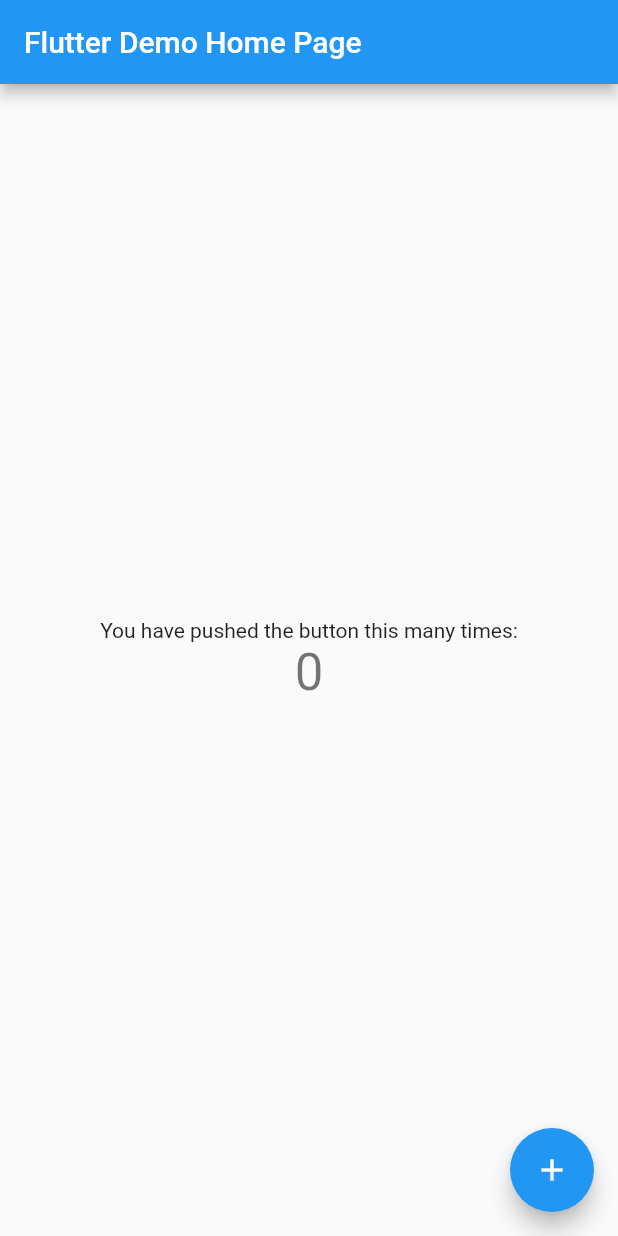
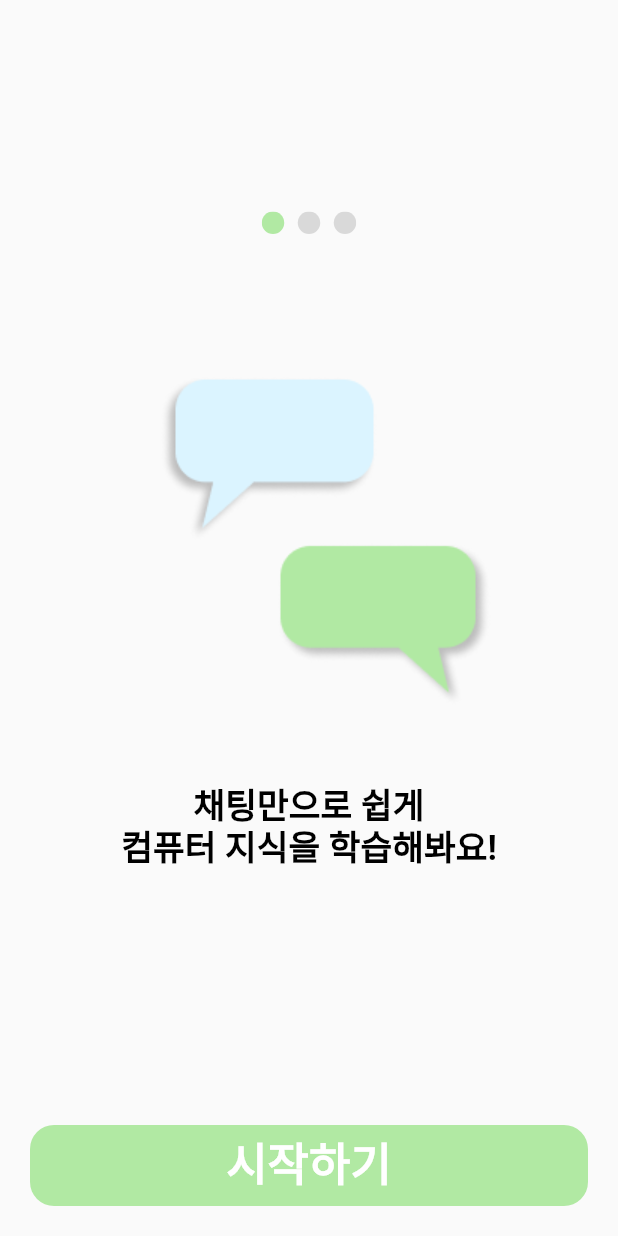
Before and after one commit to Learnable-capstone/Learnable-FE, a Flutter app: the screen it shows after launch, on a phone screen of 412 x 824 dp. Run offline on Flutter 3.47's test engine with Material 2 defaults, Android fonts, the phone set to English and light mode, and no system bars; our stand-ins replace flutter_svg.

Commit message:
tutorial_screen

```diff
--- /dev/null
+++ b/lib/const/button_style.dart
@@ -0,0 +1,95 @@
+import 'package:flutter/material.dart';
+
+import 'colors.dart';
+
+
+class MyButtonStyle {
+  static ButtonStyle nextButtonStyle = ButtonStyle(
+    shape: MaterialStatePropertyAll<RoundedRectangleBorder>(
+      RoundedRectangleBorder(
+        borderRadius: BorderRadius.circular(16.0),
+      ),
+    ),
+    backgroundColor: MaterialStatePropertyAll(MyColors.green900),
+  );
+
+  static ButtonStyle nextButtonStyleDisabled = ButtonStyle(
+    shape: MaterialStatePropertyAll<RoundedRectangleBorder>(
+      RoundedRectangleBorder(
+        borderRadius: BorderRadius.circular(16.0),
+      ),
+    ),
+    backgroundColor: MaterialStatePropertyAll(MyColors.blue100),
+  );
+
+  static ButtonStyle roleSelectButtonEnabled = ButtonStyle(
+    shape: MaterialStatePropertyAll<RoundedRectangleBorder>(
+      RoundedRectangleBorder(
+        borderRadius: BorderRadius.circular(16.0),
+        side: BorderSide(width: 1, color: MyColors.blue500),
+      ),
+    ),
+  );
+
+  static ButtonStyle roleSelectButtonDisabled = ButtonStyle(
+    shape: MaterialStatePropertyAll<RoundedRectangleBorder>(
+      RoundedRectangleBorder(
+        borderRadius: BorderRadius.circular(16.0),
+        side: BorderSide(width: 1, color: MyColors.gray300),
+      ),
+    ),
+  );
+
+  static ButtonStyle categoryUnselectedButton = ButtonStyle(
+    shape: MaterialStatePropertyAll<RoundedRectangleBorder>(
+      RoundedRectangleBorder(
+        borderRadius: BorderRadius.circular(16.0),
+        side: BorderSide(width: 1, color: MyColors.white),
+      ),
+    ),
+  );
+
+  static ButtonStyle categorySelectedButton = ButtonStyle(
+    shape: MaterialStatePropertyAll<RoundedRectangleBorder>(
+      RoundedRectangleBorder(
+        borderRadius: BorderRadius.circular(16.0),
+        side: BorderSide(width: 1, color: MyColors.white),
+      ),
+    ),
+    backgroundColor: MaterialStatePropertyAll(Colors.white.withOpacity(0.2)),
+  );
+
+  static ButtonStyle whiteBorder12 = ButtonStyle(
+    shape: MaterialStatePropertyAll<RoundedRectangleBorder>(
+      RoundedRectangleBorder(
+        borderRadius: BorderRadius.circular(12.0),
+        side: BorderSide(width: 1, color: MyColors.white),
+      ),
+    ),
+  );
+
+  static ButtonStyle jobUnSelectButtonEnabled = ButtonStyle(
+    shape: MaterialStatePropertyAll<RoundedRectangleBorder>(
+      RoundedRectangleBorder(
+        borderRadius: BorderRadius.circular(16.0),
+        side: BorderSide(width: 1, color: MyColors.gray300),
+      ),
+    ),
+  );
+
+  static ButtonStyle jobSelectButtonEnabled = ButtonStyle(
+    shape: MaterialStatePropertyAll<RoundedRectangleBorder>(
+      RoundedRectangleBorder(
+        borderRadius: BorderRadius.circular(16.0),
+        side: BorderSide(width: 1, color: MyColors.blue500),
+      ),
+    ),
+    backgroundColor: MaterialStateProperty.resolveWith<Color>((Set<MaterialState> states) {
+      if (states.contains(MaterialState.pressed)) {
+        return MyColors.blue50.withOpacity(0.5);
+      } else {
+        return MyColors.blue50;
+      }
+    }),
+  );
+}
--- /dev/null
+++ b/lib/const/colors.dart
@@ -0,0 +1,55 @@
+import 'package:flutter/material.dart';
+
+class MyColors {
+  //black 계열
+  static Color black = Colors.black;
+  static Color gray900 = const Color(0xff313132);
+  static Color gray800 = const Color(0xff484849);
+  static Color gray700 = const Color(0xff5F5F60);
+  static Color gray600 = const Color(0xff767677);
+  static Color gray500 = const Color(0xffA3A3A4);
+  static Color gray400 = const Color(0xffD1D1D2);
+  static Color gray300 = const Color(0xffE8E8E9);
+  static Color gray200 = const Color(0xffF1F1F2);
+  static Color gray100 = const Color(0xffF8F8F9);
+  static Color white = Colors.white;
+
+  //green 계열
+  static Color green900 = const Color(0xffB1E9A3);
+  static Color green800 = const Color(0xff001359);
+  static Color green700 = const Color(0xff001D86);
+  static Color green600 = const Color(0xff0026B2);
+  static Color green500 = const Color(0xff0030DF);
+  static Color green400 = const Color(0xff3359E5);
+  static Color green300 = const Color(0xff6683EC);
+  static Color green200 = const Color(0xff99ACF2);
+  static Color green100 = const Color(0xffCCD6F9);
+  static Color green50 = const Color(0xffEFF2FF);
+
+  //blue 계열
+  static Color blue900 = const Color(0xff000A2D);
+  static Color blue800 = const Color(0xff001359);
+  static Color blue700 = const Color(0xff001D86);
+  static Color blue600 = const Color(0xff0026B2);
+  static Color blue500 = const Color(0xff0030DF);
+  static Color blue400 = const Color(0xff3359E5);
+  static Color blue300 = const Color(0xff6683EC);
+  static Color blue200 = const Color(0xff99ACF2);
+  static Color blue100 = const Color(0xffCCD6F9);
+  static Color blue50 = const Color(0xffEFF2FF);
+
+  //orange 계열
+  static Color orange900 = const Color(0xff2D1202);
+  static Color orange800 = const Color(0xff5A2305);
+  static Color orange700 = const Color(0xff873507);
+  static Color orange600 = const Color(0xffB4460A);
+  static Color orange500 = const Color(0xffE1580C);
+  static Color orange400 = const Color(0xffE7793D);
+  static Color orange300 = const Color(0xffED9B6D);
+  static Color orange200 = const Color(0xffF3BC9E);
+  static Color orange100 = const Color(0xffF9DECE);
+  static Color orange50 = const Color(0xffFEF2EC);
+
+  //
+  static Color unselectedColor = const Color(0xff4D6EE9);
+}
--- /dev/null
+++ b/lib/const/text_style.dart
@@ -0,0 +1,26 @@
+import 'package:flutter/material.dart';
+
+import 'colors.dart';
+
+class MyTextStyle {
+  static TextStyle CwS30W700 = TextStyle(
+    color: MyColors.white,
+    fontSize: 30,
+    fontWeight: FontWeight.w700,
+    height: 1.2,
+  );
+
+  static TextStyle CbS30W700 = TextStyle(
+    color: MyColors.black,
+    fontSize: 30,
+    fontWeight: FontWeight.w700,
+    height: 1.2,
+  );
+
+  static TextStyle CbS23W700 = TextStyle(
+    color: MyColors.black,
+    fontSize: 23,
+    fontWeight: FontWeight.w700,
+    height: 1.2,
+  );
+}
--- a/lib/main.dart
+++ b/lib/main.dart
@@ -1,115 +1,18 @@
 import 'package:flutter/material.dart';
+import 'package:learnable/onboarding/tutorial_screen.dart';
 
 void main() {
   runApp(const MyApp());
 }
 
+
 class MyApp extends StatelessWidget {
-  const MyApp({super.key});
+  const MyApp({Key? key}) : super(key: key);
 
-  // This widget is the root of your application.
   @override
   Widget build(BuildContext context) {
     return MaterialApp(
-      title: 'Flutter Demo',
-      theme: ThemeData(
-        // This is the theme of your application.
-        //
-        // Try running your application with "flutter run". You'll see the
-        // application has a blue toolbar. Then, without quitting the app, try
-        // changing the primarySwatch below to Colors.green and then invoke
-        // "hot reload" (press "r" in the console where you ran "flutter run",
-        // or simply save your changes to "hot reload" in a Flutter IDE).
-        // Notice that the counter didn't reset back to zero; the application
-        // is not restarted.
-        primarySwatch: Colors.blue,
-      ),
-      home: const MyHomePage(title: 'Flutter Demo Home Page'),
+      home: TutorialScreen(),
     );
   }
 }
-
-class MyHomePage extends StatefulWidget {
-  const MyHomePage({super.key, required this.title});
-
-  // This widget is the home page of your application. It is stateful, meaning
-  // that it has a State object (defined below) that contains fields that affect
-  // how it looks.
-
-  // This class is the configuration for the state. It holds the values (in this
-  // case the title) provided by the parent (in this case the App widget) and
-  // used by the build method of the State. Fields in a Widget subclass are
-  // always marked "final".
-
-  final String title;
-
-  @override
-  State<MyHomePage> createState() => _MyHomePageState();
-}
-
-class _MyHomePageState extends State<MyHomePage> {
-  int _counter = 0;
-
-  void _incrementCounter() {
-    setState(() {
-      // This call to setState tells the Flutter framework that something has
-      // changed in this State, which causes it to rerun the build method below
-      // so that the display can reflect the updated values. If we changed
-      // _counter without calling setState(), then the build method would not be
-      // called again, and so nothing would appear to happen.
-      _counter++;
-    });
-  }
-
-  @override
-  Widget build(BuildContext context) {
-    // This method is rerun every time setState is called, for instance as done
-    // by the _incrementCounter method above.
-    //
-    // The Flutter framework has been optimized to make rerunning build methods
-    // fast, so that you can just rebuild anything that needs updating rather
-    // than having to individually change instances of widgets.
-    return Scaffold(
-      appBar: AppBar(
-        // Here we take the value from the MyHomePage object that was created by
-        // the App.build method, and use it to set our appbar title.
-        title: Text(widget.title),
-      ),
-      body: Center(
-        // Center is a layout widget. It takes a single child and positions it
-        // in the middle of the parent.
-        child: Column(
-          // Column is also a layout widget. It takes a list of children and
-          // arranges them vertically. By default, it sizes itself to fit its
-          // children horizontally, and tries to be as tall as its parent.
-          //
-          // Invoke "debug painting" (press "p" in the console, choose the
-          // "Toggle Debug Paint" action from the Flutter Inspector in Android
-          // Studio, or the "Toggle Debug Paint" command in Visual Studio Code)
-          // to see the wireframe for each widget.
-          //
-          // Column has various properties to control how it sizes itself and
-          // how it positions its children. Here we use mainAxisAlignment to
-          // center the children vertically; the main axis here is the vertical
-          // axis because Columns are vertical (the cross axis would be
-          // horizontal).
-          mainAxisAlignment: MainAxisAlignment.center,
-          children: <Widget>[
-            const Text(
-              'You have pushed the button this many times:',
-            ),
-            Text(
-              '$_counter',
-              style: Theme.of(context).textTheme.headlineMedium,
-            ),
-          ],
-        ),
-      ),
-      floatingActionButton: FloatingActionButton(
-        onPressed: _incrementCounter,
-        tooltip: 'Increment',
-        child: const Icon(Icons.add),
-      ), // This trailing comma makes auto-formatting nicer for build methods.
-    );
-  }
-}
--- /dev/null
+++ b/lib/onboarding/tutorial_screen.dart
@@ -0,0 +1,100 @@
+import 'package:flutter/material.dart';
+import 'package:flutter_svg/flutter_svg.dart';
+
+import '../const/button_style.dart';
+import '../const/text_style.dart';
+
+class TutorialScreen extends StatefulWidget {
+  const TutorialScreen({super.key});
+
+  @override
+  State<TutorialScreen> createState() => _TutorialScreenState();
+}
+
+class _TutorialScreenState extends State<TutorialScreen> {
+  @override
+  Widget build(BuildContext context) {
+    return SafeArea(
+      child: Scaffold(
+        body: Padding(
+          padding: const EdgeInsets.all(20),
+          child: Column(
+            crossAxisAlignment: CrossAxisAlignment.start,
+            mainAxisAlignment: MainAxisAlignment.spaceBetween,
+            children: [
+              Column(
+                crossAxisAlignment: CrossAxisAlignment.start,
+                children: [
+                  const SizedBox(height: 121),
+                  _tab(),
+                  const SizedBox(height: 95),
+                  _rectangle6(),
+                  _rectangle7(),
+                  const SizedBox(height: 51),
+                  _bigText(),
+                ],
+              ),
+              _nextButton()
+              // _tutorialImage(),
+            ],
+          ),
+        ),
+      ),
+    );
+  }
+
+  Widget _tab() {
+    return Container(
+      alignment: Alignment.center,
+      child: SvgPicture.asset(
+        'assets/images/tab1.svg',
+      ),
+    );
+  }
+  Widget _rectangle6() {
+    return Container(
+      margin: EdgeInsets.only(left: 87),
+      alignment: Alignment.topLeft,
+      child: Image.asset(
+        'assets/images/Rectangle6.png',
+      ),
+    );
+  }
+  Widget _rectangle7() {
+    return Container(
+
+      margin: EdgeInsets.only(right: 65),
+      alignment: Alignment.bottomRight,
+      child: Image.asset(
+        'assets/images/Rectangle7.png',
+      ),
+    );
+  }
+
+  Widget _bigText() {
+    return Container(
+      alignment: Alignment.center,
+      child: Text(
+        '채팅만으로 쉽게\n컴퓨터 지식을 학습해봐요!',
+        style: MyTextStyle.CbS23W700,
+        textAlign: TextAlign.center,
+      ),
+    );
+  }
+
+  Widget _nextButton() {
+    return SizedBox(
+      width: double.infinity,
+      height: 54,
+      child: TextButton(
+        onPressed: () {
+        },
+        style: MyButtonStyle.nextButtonStyle,
+        child: Text(
+          '시작하기',
+          style: MyTextStyle.CwS30W700,
+        ),
+      ),
+    );
+  }
+}
```
Also changed, not shown: pubspec.yaml (+28 -0 lines), assets/fonts/SpoqaHanSansNeo-Bold.otf (added), assets/fonts/SpoqaHanSansNeo-Light.otf (added), assets/fonts/SpoqaHanSansNeo-Medium.otf (added), assets/fonts/SpoqaHanSansNeo-Regular.otf (added), assets/fonts/SpoqaHanSansNeo-Thin.otf (added), assets/images/Rectangle6.png (added), assets/images/Rectangle7.png (added), assets/images/tab1.svg (added), pubspec.lock, 4 other files.
